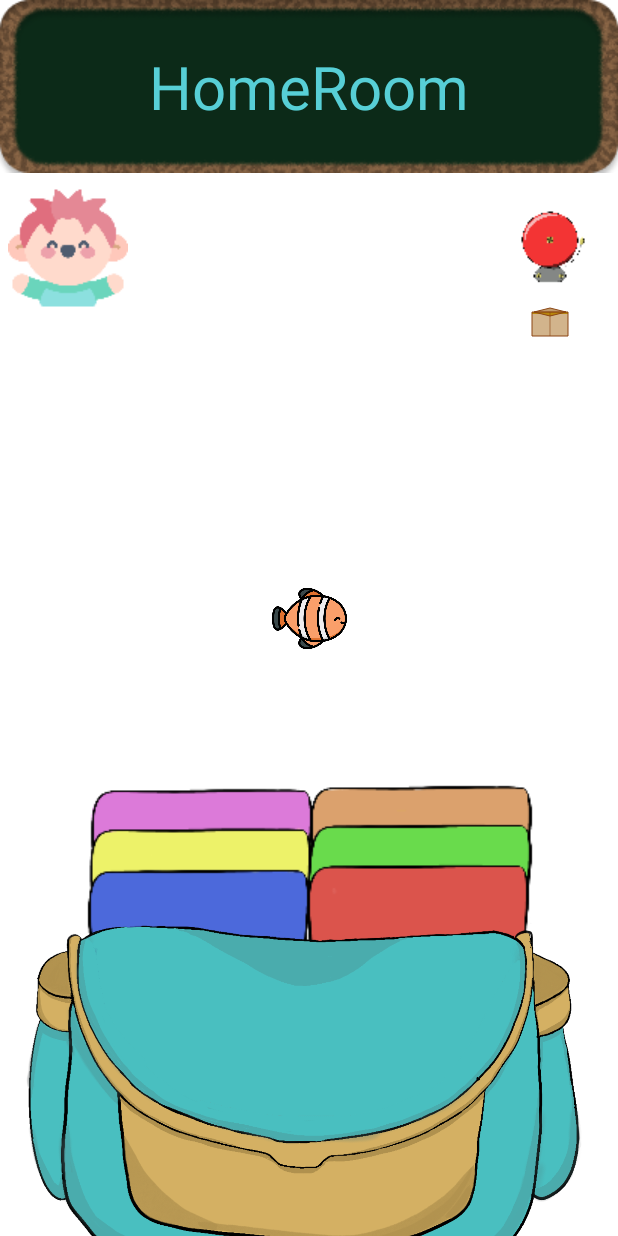
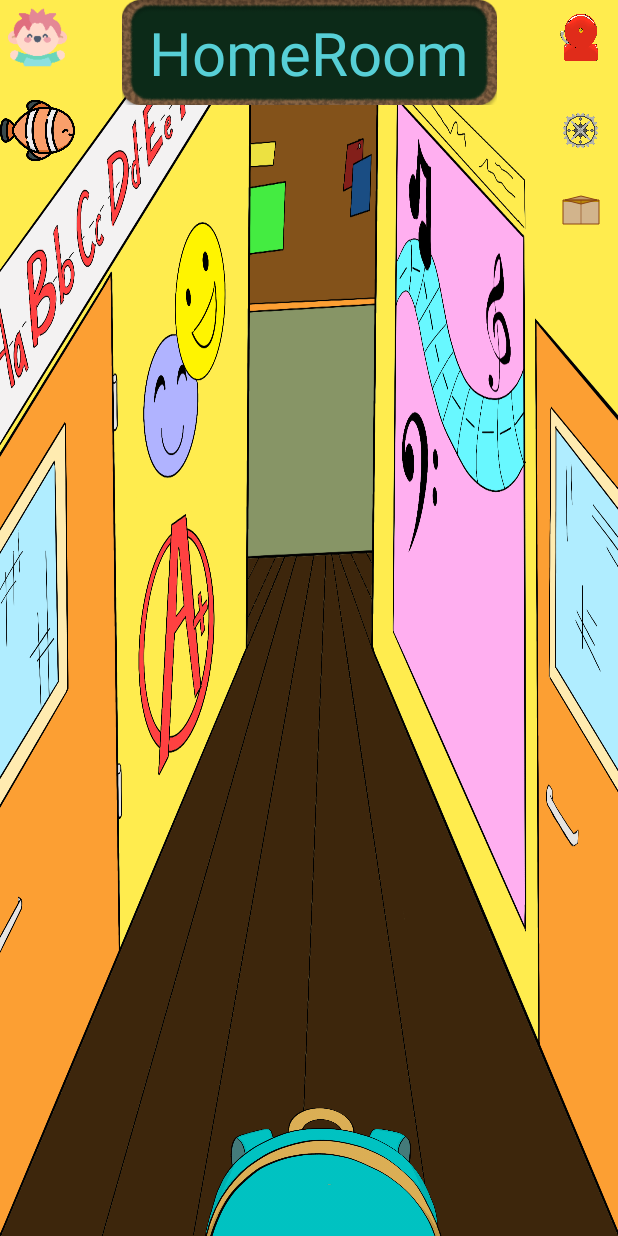
Before and after one commit to Cos229-239/2507_Team3, an Android app: the HomeFragment screen opened through its navigation route, on a phone screen of 412 x 824 dp. Run offline under Robolectric (Android 15) with nearby library versions, the phone set to English and light mode, and no system bars; our stand-ins replace Firebase (no records; nobody signed in at launch, a user with empty details on screens opened directly).

Commit message:
HomeLayout 001

```diff
--- a/app/src/main/java/com/ila/ui/home/HomeFragment.java
+++ b/app/src/main/java/com/ila/ui/home/HomeFragment.java
@@ -1,5 +1,7 @@
 package com.ila.ui.home;
 
+import android.graphics.Path;
+import android.graphics.drawable.Drawable;
 import android.os.Bundle;
 import android.view.LayoutInflater;
 import android.view.View;
@@ -8,6 +10,7 @@
 import android.widget.TextView;
 import com.ila.playSounds.PlaySounds;
 import androidx.annotation.NonNull;
+import androidx.core.content.ContextCompat;
 import androidx.fragment.app.Fragment;
 import androidx.lifecycle.ViewModelProvider;
 import androidx.navigation.NavController;
@@ -18,6 +21,7 @@
 
 public class HomeFragment extends Fragment {
     private FragmentHomeBinding binding;
+    private ImageButton backPack_button;
 
     public View onCreateView(@NonNull LayoutInflater inflater,
                              ViewGroup container, Bundle savedInstanceState) {
@@ -31,9 +35,6 @@
         final TextView textView = binding.textHome;
         homeViewModel.getText().observe(getViewLifecycleOwner(), textView::setText);
 
-        ImageButton BriButton = binding.buttonCourse;
-        BriButton.setOnClickListener(v -> ButtonClicked(0));
-
         ImageButton games_button = binding.buttonGames;
         games_button.setOnClickListener(v -> ButtonClicked(1));
 
@@ -45,6 +46,9 @@
 
         ImageButton profile_button = binding.buttonProfile;
         profile_button.setOnClickListener(v-> ButtonClicked(4));
+
+        backPack_button = binding.BackPack;
+        backPack_button.setOnClickListener(v->ButtonClicked(0));
 
 
         return root;
--- a/app/src/main/res/layout/fragment_home.xml
+++ b/app/src/main/res/layout/fragment_home.xml
@@ -4,112 +4,51 @@
     xmlns:tools="http://schemas.android.com/tools"
     android:layout_width="match_parent"
     android:layout_height="match_parent"
+    android:background="@drawable/homescreenhallwayscreen"
     tools:context=".ui.home.HomeFragment">
 
-
-    <ImageButton
-        android:id="@+id/buttonNotif"
-        android:layout_width="wrap_content"
-        android:layout_height="wrap_content"
-        android:layout_marginEnd="5dp"
-        android:layout_marginTop="120dp"
-        android:background="@null"
-        android:contentDescription="@string/notificationsButton"
-        android:src="@drawable/bell_icon0"
-        app:layout_constraintBottom_toBottomOf="parent"
-        app:layout_constraintEnd_toEndOf="parent"
-        app:layout_constraintHorizontal_bias="1"
-        app:layout_constraintStart_toStartOf="parent"
-        app:layout_constraintTop_toTopOf="parent"
-        app:layout_constraintVertical_bias="0.0"
-        android:soundEffectsEnabled="false"/>
-
-    <ImageButton
-        android:id="@+id/buttonMessages"
-        android:layout_width="wrap_content"
-        android:layout_height="wrap_content"
-        android:background="@null"
-        android:contentDescription="@string/messagesButton"
-        android:src="@drawable/envelope_icon"
-        app:layout_constraintBottom_toBottomOf="parent"
-        app:layout_constraintEnd_toEndOf="@id/buttonNotif"
-        app:layout_constraintStart_toStartOf="@id/buttonNotif"
-        app:layout_constraintTop_toBottomOf="@id/buttonNotif"
-        app:layout_constraintVertical_bias="0.0"
-        android:soundEffectsEnabled="false"/>
-
-    <ImageView
-        android:id="@+id/imageBanner"
-        android:layout_width="wrap_content"
-        android:layout_height="wrap_content"
-        android:contentDescription="@null"
-        android:src="@drawable/banner"
-        app:layout_constraintBottom_toBottomOf="parent"
-        app:layout_constraintEnd_toEndOf="parent"
-        app:layout_constraintHorizontal_bias="0.5"
-        app:layout_constraintStart_toStartOf="parent"
-        app:layout_constraintTop_toTopOf="parent"
-        app:layout_constraintVertical_bias="0.0" />
-
+<ImageView
+    android:id="@+id/home_banner"
+    android:layout_width="250dp"
+    android:layout_height="70dp"
+    android:src="@drawable/banner"
+    android:scaleType="centerCrop"
+    app:layout_constraintBottom_toBottomOf="parent"
+    app:layout_constraintEnd_toEndOf="parent"
+    app:layout_constraintStart_toStartOf="parent"
+    app:layout_constraintTop_toTopOf="parent"
+    app:layout_constraintVertical_bias="0"
+    app:layout_constraintHorizontal_bias="0.5"/>
     <TextView
         android:id="@+id/textHome"
-        android:layout_width="match_parent"
+        android:layout_width="250dp"
         android:layout_height="wrap_content"
         android:textAlignment="center"
         android:textColor="@color/teal_Light"
         android:textSize="40sp"
-        app:layout_constraintBottom_toBottomOf="@id/imageBanner"
-        app:layout_constraintEnd_toEndOf="@id/imageBanner"
-        app:layout_constraintHorizontal_bias="0.5"
-        app:layout_constraintStart_toStartOf="@id/imageBanner"
-        app:layout_constraintTop_toTopOf="@id/imageBanner"
-        app:layout_constraintVertical_bias="0.5" />
-
-    <ImageButton
-        android:id="@+id/buttonCourse"
-        android:layout_width="wrap_content"
-        android:layout_height="wrap_content"
-        android:layout_marginTop="380dp"
-        android:background="@color/null_color"
-        android:contentDescription="@string/readingButton"
-        android:src="@drawable/folders_resized"
-        app:layout_constraintBottom_toBottomOf="@id/imageBackPackOpen"
-        app:layout_constraintEnd_toEndOf="@id/imageBackPackOpen"
-        app:layout_constraintHorizontal_bias="0.5"
-        app:layout_constraintStart_toStartOf="@id/imageBackPackOpen"
-        app:layout_constraintTop_toTopOf="@id/imageBackPackOpen"
-        app:layout_constraintVertical_bias="1.1"
-        android:soundEffectsEnabled="false"/>
-
-    <ImageView
-        android:id="@+id/imageBackPackOpen"
-        android:layout_width="450dp"
-        android:layout_height="450dp"
-        android:contentDescription="@null"
-        android:src="@drawable/backpack_fully_open"
-        app:layout_constraintBottom_toBottomOf="parent"
-        app:layout_constraintEnd_toEndOf="parent"
-        app:layout_constraintStart_toStartOf="parent"
-        app:layout_constraintTop_toTopOf="parent"
-        app:layout_constraintVertical_bias="1.35"
+        app:layout_constraintBottom_toBottomOf="@+id/home_banner"
+        app:layout_constraintEnd_toEndOf="@+id/home_banner"
+        app:layout_constraintStart_toStartOf="@+id/home_banner"
+        app:layout_constraintTop_toTopOf="@+id/home_banner"
+        app:layout_constraintVertical_bias="0.5"
         app:layout_constraintHorizontal_bias="0.5"/>
 
     <ImageButton
         android:id="@+id/buttonProfile"
-        android:layout_width="wrap_content"
-        android:layout_height="wrap_content"
+        android:layout_width="50dp"
+        android:layout_height="50dp"
         android:src="@drawable/profile_icon"
-        android:layout_marginTop="10dp"
-        android:layout_marginStart="5dp"
         android:background="@color/null_color"
         android:contentDescription="@string/title_profile"
-        app:layout_constraintTop_toBottomOf="@id/imageBanner"
+        android:scaleType="fitCenter"
+        android:soundEffectsEnabled="false"
+        android:padding="5dp"
+        app:layout_constraintTop_toTopOf="parent"
         app:layout_constraintEnd_toEndOf="parent"
         app:layout_constraintStart_toStartOf="parent"
         app:layout_constraintBottom_toBottomOf="parent"
         app:layout_constraintVertical_bias="0.0"
-        app:layout_constraintHorizontal_bias="0.0"
-        android:soundEffectsEnabled="false"/>
+        app:layout_constraintHorizontal_bias="0" />
 
     <ImageButton
         android:id="@+id/buttonGames"
@@ -122,7 +61,76 @@
         app:layout_constraintStart_toStartOf="parent"
         app:layout_constraintEnd_toEndOf="parent"
         app:layout_constraintBottom_toBottomOf="parent"
-        app:layout_constraintTop_toTopOf="parent"/>
+        app:layout_constraintTop_toTopOf="parent"
+        app:layout_constraintVertical_bias="0.08"
+        app:layout_constraintHorizontal_bias="0"
+        />
+
+    <ImageButton
+        android:id="@+id/buttonNotif"
+        android:layout_width="50dp"
+        android:layout_height="50dp"
+        android:background="@null"
+        android:contentDescription="@string/notificationsButton"
+        android:src="@drawable/updatedbellnotification"
+        android:scaleType="fitCenter"
+        app:layout_constraintBottom_toBottomOf="parent"
+        app:layout_constraintEnd_toEndOf="parent"
+        app:layout_constraintStart_toStartOf="parent"
+        app:layout_constraintTop_toTopOf="parent"
+        app:layout_constraintVertical_bias="0.0"
+        app:layout_constraintHorizontal_bias="1"
+        android:soundEffectsEnabled="false"/>
+
+    <ImageButton
+        android:id="@+id/buttonSettings"
+        android:layout_width="50dp"
+        android:layout_height="50dp"
+        android:src="@drawable/updatedsettingsicon"
+        android:background="@color/null_color"
+        android:contentDescription="@string/title_profile"
+        android:scaleType="fitCenter"
+        android:soundEffectsEnabled="false"
+        app:layout_constraintTop_toTopOf="parent"
+        app:layout_constraintEnd_toEndOf="parent"
+        app:layout_constraintStart_toStartOf="parent"
+        app:layout_constraintBottom_toBottomOf="parent"
+        app:layout_constraintVertical_bias="0.08"
+        app:layout_constraintHorizontal_bias="1"
+        />
+
+
+    <ImageButton
+        android:id="@+id/buttonMessages"
+        android:layout_width="50dp"
+        android:layout_height="50dp"
+        android:background="@null"
+        android:contentDescription="@string/messagesButton"
+        android:src="@drawable/envelope_icon"
+        app:layout_constraintBottom_toBottomOf="parent"
+        app:layout_constraintEnd_toEndOf="parent"
+        app:layout_constraintStart_toStartOf="parent"
+        app:layout_constraintTop_toTopOf="parent"
+        app:layout_constraintVertical_bias="0.15"
+        app:layout_constraintHorizontal_bias="1"
+        android:soundEffectsEnabled="false"/>
+
+
+
+    <ImageButton
+        android:id="@+id/BackPack"
+        android:layout_width="450dp"
+        android:layout_height="450dp"
+        android:contentDescription="@string/placeholder"
+        android:src="@drawable/closedbackpac"
+        android:background="@color/null_color"
+        android:scaleType="fitCenter"
+        app:layout_constraintBottom_toBottomOf="parent"
+        app:layout_constraintEnd_toEndOf="parent"
+        app:layout_constraintStart_toStartOf="parent"
+        app:layout_constraintTop_toTopOf="parent"
+        app:layout_constraintVertical_bias="1.7"
+        app:layout_constraintHorizontal_bias="0.5"/>
 
 
 </androidx.constraintlayout.widget.ConstraintLayout>
```
Also changed, not shown: app/src/main/res/drawable/classselectionscreen.png (added), app/src/main/res/drawable/closedbackpac.png (added), app/src/main/res/drawable/homescreenhallwayscreen.png (added), app/src/main/res/drawable/ilasprite.png (added), app/src/main/res/drawable/updatedbellnotification.png (added), app/src/main/res/drawable/updatedsettingsicon.png (added).
